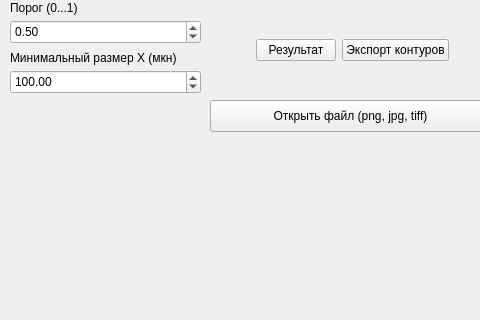
The window that modus.ui (Werest/woork) describes before a commit, drawn with Qt 5; both pictures show x 0 to 480 and y 0 to 320 of the 1230 by 600 pixel window.
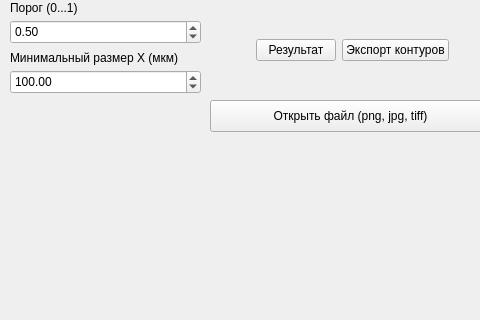
The same window after the commit.

```diff
--- a/modus.ui
+++ b/modus.ui
@@ -59,7 +59,7 @@
      </rect>
     </property>
     <property name="text">
-     <string>&lt;html&gt;&lt;head/&gt;&lt;body&gt;&lt;p&gt;Минимальный размер X (мкн)&lt;/p&gt;&lt;/body&gt;&lt;/html&gt;</string>
+     <string>&lt;html&gt;&lt;head/&gt;&lt;body&gt;&lt;p&gt;Минимальный размер X (мкм)&lt;/p&gt;&lt;/body&gt;&lt;/html&gt;</string>
     </property>
     <property name="wordWrap">
      <bool>true</bool>
```
